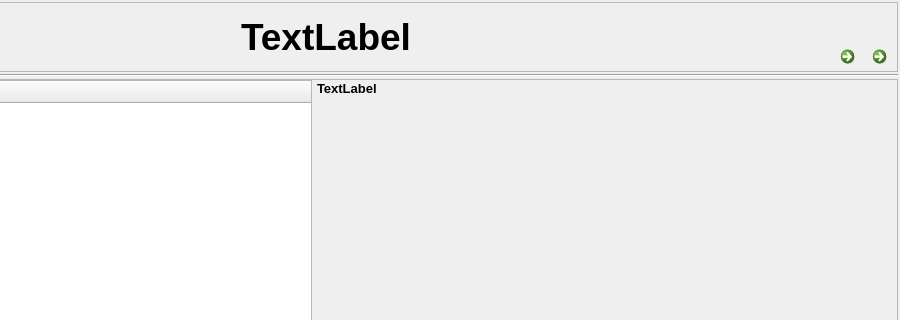
golden7602/zion, file Ui/mainform.ui: the form before one commit; both pictures show x 191 to 1091 and y 0 to 320 of the 1091 by 648 pixel window.
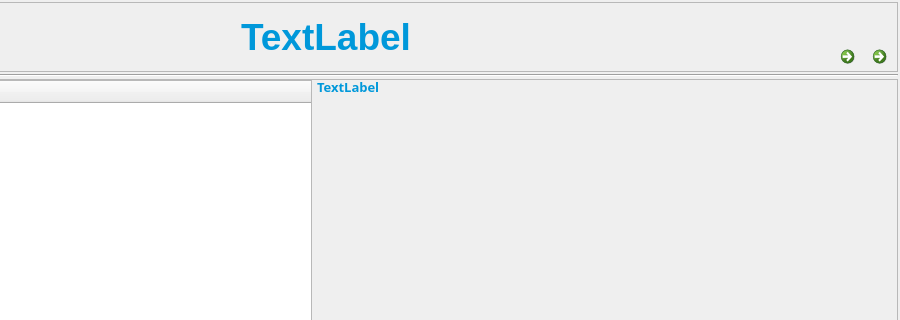
The form after the commit. Icons and pictures are not drawn.

```diff
--- a/Ui/mainform.ui
+++ b/Ui/mainform.ui
@@ -146,6 +146,9 @@
              <bold>true</bold>
             </font>
            </property>
+           <property name="styleSheet">
+            <string notr="true">color: #0098DA</string>
+           </property>
            <property name="text">
             <string>TextLabel</string>
            </property>
@@ -359,12 +362,15 @@
              </property>
              <property name="font">
               <font>
-               <family>Arial</family>
+               <family>Arial Black</family>
                <pointsize>10</pointsize>
                <weight>75</weight>
                <bold>true</bold>
               </font>
              </property>
+             <property name="styleSheet">
+              <string notr="true">color: #0098DA</string>
+             </property>
              <property name="text">
               <string>TextLabel</string>
              </property>
```
